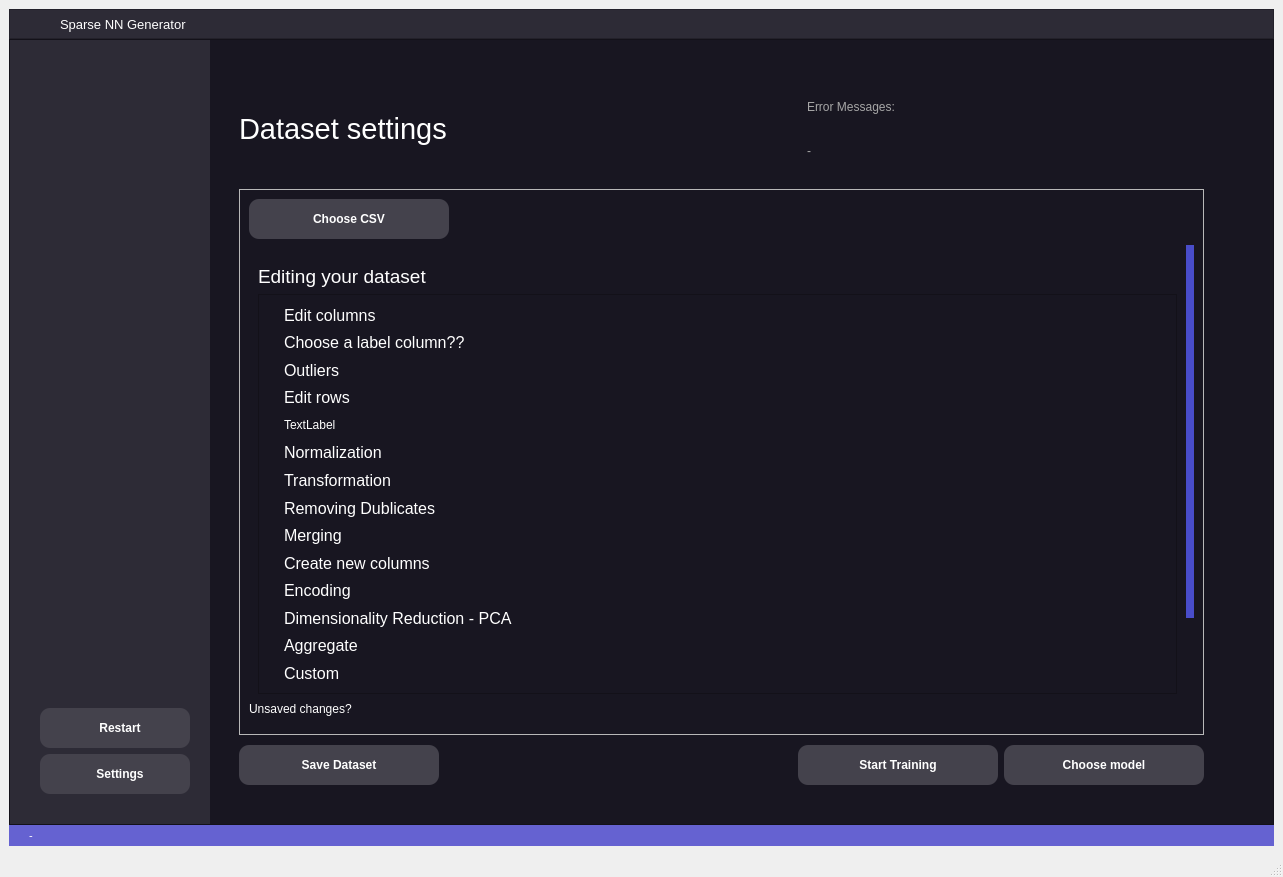
First picture: the form in file.ui, repository saxovia/bsc-thesis, before the edit.
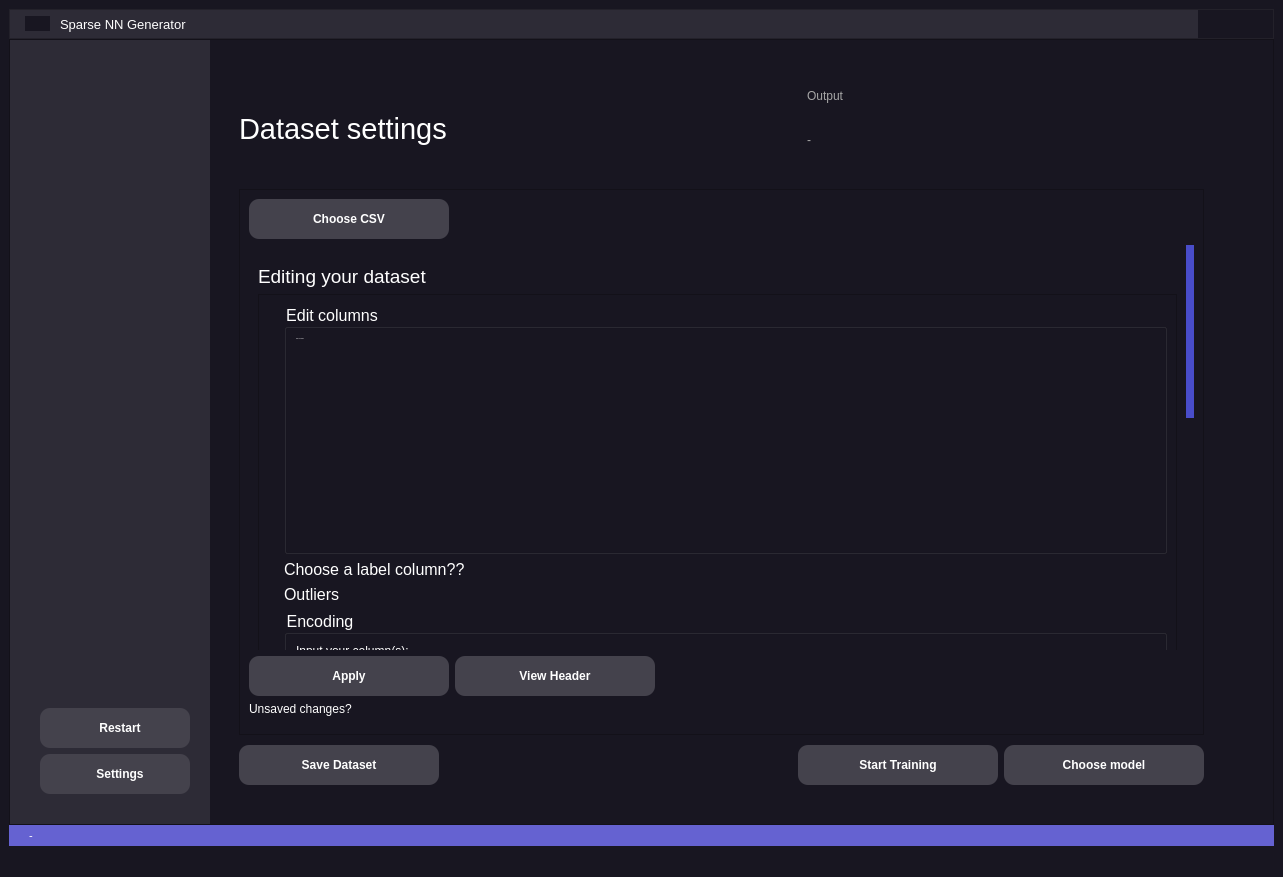
Second picture: the form after the edit. The open tabs and pages were chosen to show the change. Icons and pictures are not drawn.

Commit message: adjust dataset page functions

What changed in the file:
```diff
--- a/file.ui
+++ b/file.ui
@@ -14,10 +14,14 @@
    <string>MainWindow</string>
   </property>
   <property name="autoFillBackground">
-   <bool>true</bool>
+   <bool>false</bool>
   </property>
   <property name="styleSheet">
-   <string notr="true">#title_frame {
+   <string notr="true">QWidget {
+    background-color: #181621;
+}
+
+#title_frame {
 	background-color: #2d2b36;
 }
 
@@ -30,6 +34,7 @@
 	border: none;
 }
 
+
 QScrollBar:vertical {
 	background-color: #121212;
 	width: 8px;
@@ -59,7 +64,8 @@
 }
 
 QLabel {
-	color: #fff
+	color: #fff;
+	background-color: transparent;
 }
 
 
@@ -140,7 +146,7 @@
 	padding: 100px;
 	border-radius: 10px;
 	border-style: solid;
-	border-width: 40px;
+	border-width: 20px;
 	border-color: black;
 }
 
@@ -156,7 +162,20 @@
 
 QMessageBox QPushButton:hover {
 	background-color: #6562d1;
-}</string>
+}
+
+QGroupBox{
+color: #fff; 
+border-color: transparent; 
+border-width: 0px;
+font-size: 16px;
+}
+QTextEdit, QPlainTextEdit{
+color: #fff;
+background-color: #181621;
+border: none;
+}
+</string>
   </property>
   <widget class="QWidget" name="centralwidget">
    <layout class="QGridLayout" name="gridLayout">
@@ -211,7 +230,7 @@
              <bool>false</bool>
             </property>
             <property name="currentIndex">
-             <number>0</number>
+             <number>1</number>
             </property>
             <widget class="QWidget" name="home_page">
              <layout class="QGridLayout" name="gridLayout_7">
@@ -240,14 +259,16 @@
                    </property>
                    <property name="font">
                     <font>
-                     <pointsize>10</pointsize>
+                     <pointsize>12</pointsize>
                     </font>
                    </property>
                    <property name="styleSheet">
-                    <string notr="true">color: rgb(217, 217, 217)</string>
+                    <string notr="true">color: rgb(160, 160, 160)</string>
                    </property>
                    <property name="text">
-                    <string>Today when I walked into my economics class I saw something I dread every time I close my eyes. Someone had brought their new gaming laptop to class. The Forklift he used to bring it was still running idle at the back. I started sweating as I sat down and gazed over at the 700lb beast that was his laptop. He had already reinforced his desk with steel support beams and was in the process of finding an outlet for a power cable thicker than Amy Schumer's thigh. I start shaking. I keep telling myself I'm going to be alright and that there's nothing to worry about. He somehow finds a fucking outlet. Tears are running down my cheeks as I send my last texts to my family saying I love them. The teacher starts the lecture, and the student turns his laptop on. The colored lights on his RGB Backlit keyboard flare to life like a nuclear flash, and a deep humming fills my ears and shakes my very soul. The entire city power grid goes dark. The classroom begins to shake as the massive fans begin to spin. In mere seconds my world has gone from vibrant life, to a dark, earth shattering void where my body is getting torn apart by the 150mph gale force winds and the 500 decibel groan of the cooling fans. As my body finally surrenders, I weep, as my school and my city go under. I fucking hate gaming laptops.</string>
+                    <string>Welcome!
+
+Get started by either importing a dataset or choosing a model and adjust its parameters, or import previously trained models and view its existing results.</string>
                    </property>
                    <property name="textFormat">
                     <enum>Qt::PlainText</enum>
@@ -268,7 +289,7 @@
                     </font>
                    </property>
                    <property name="text">
-                    <string>I fucking hate gaming laptops.</string>
+                    <string>Sparse Neural Network Generator</string>
                    </property>
                   </widget>
                  </item>
@@ -348,7 +369,7 @@
                </spacer>
               </item>
               <item row="2" column="5">
-               <widget class="QPushButton" name="pushButton_4">
+               <widget class="QPushButton" name="datatset_choose_model_button">
                 <property name="text">
                  <string>Choose model</string>
                 </property>
@@ -376,14 +397,14 @@
                  <enum>QFrame::Raised</enum>
                 </property>
                 <layout class="QGridLayout" name="gridLayout_10">
-                 <item row="3" column="0">
+                 <item row="4" column="0">
                   <widget class="QLabel" name="dataset_unsaved_label">
                    <property name="text">
                     <string>Unsaved changes?</string>
                    </property>
                   </widget>
                  </item>
-                 <item row="0" column="1">
+                 <item row="0" column="2">
                   <widget class="QLabel" name="dataset_filepath_label">
                    <property name="styleSheet">
                     <string notr="true">color: rgb(166, 166, 166)</string>
@@ -393,7 +414,29 @@
                    </property>
                   </widget>
                  </item>
-                 <item row="2" column="0" colspan="2">
+                 <item row="3" column="0">
+                  <widget class="QPushButton" name="dataset_apply_button">
+                   <property name="enabled">
+                    <bool>true</bool>
+                   </property>
+                   <property name="minimumSize">
+                    <size>
+                     <width>200</width>
+                     <height>40</height>
+                    </size>
+                   </property>
+                   <property name="maximumSize">
+                    <size>
+                     <width>200</width>
+                     <height>40</height>
+                    </size>
+                   </property>
+                   <property name="text">
+                    <string>Apply</string>
+                   </property>
+                  </widget>
+                 </item>
+                 <item row="2" column="0" colspan="3">
                   <widget class="QScrollArea" name="scrollArea">
                    <property name="widgetResizable">
                     <bool>true</bool>
@@ -402,9 +445,9 @@
                     <property name="geometry">
                      <rect>
                       <x>0</x>
-                      <y>0</y>
+                      <y>-293</y>
                       <width>937</width>
-                      <height>551</height>
+                      <height>951</height>
                      </rect>
                     </property>
                     <property name="autoFillBackground">
@@ -437,7 +480,7 @@
                        <property name="minimumSize">
                         <size>
                          <width>0</width>
-                         <height>400</height>
+                         <height>800</height>
                         </size>
                        </property>
                        <property name="frameShape">
@@ -450,7 +493,7 @@
                         <property name="leftMargin">
                          <number>25</number>
                         </property>
-                        <item row="12" column="0">
+                        <item row="15" column="0">
                          <widget class="QLabel" name="label_30">
                           <property name="font">
                            <font>
@@ -462,7 +505,7 @@
                           </property>
                          </widget>
                         </item>
-                        <item row="8" column="0">
+                        <item row="10" column="0">
                          <widget class="QLabel" name="label_26">
                           <property name="font">
                            <font>
@@ -474,7 +517,19 @@
                           </property>
                          </widget>
                         </item>
-                        <item row="2" column="0">
+                        <item row="4" column="0">
+                         <widget class="QLabel" name="label_6">
+                          <property name="font">
+                           <font>
+                            <pointsize>12</pointsize>
+                           </font>
+                          </property>
+                          <property name="text">
+                           <string>Outliers</string>
+                          </property>
+                         </widget>
+                        </item>
+                        <item row="3" column="0">
                          <widget class="QLabel" name="label_7">
                           <property name="font">
                            <font>
@@ -486,7 +541,7 @@
                           </property>
                          </widget>
                         </item>
-                        <item row="13" column="0">
+                        <item row="16" column="0">
                          <widget class="QLabel" name="label">
                           <property name="font">
                            <font>
@@ -498,7 +553,7 @@
                           </property>
                          </widget>
                         </item>
-                        <item row="6" column="0">
+                        <item row="8" column="0">
                          <widget class="QLabel" name="label_24">
                           <property name="font">
                            <font>
@@ -510,7 +565,7 @@
                           </property>
                          </widget>
                         </item>
-                        <item row="9" column="0">
+                        <item row="11" column="0">
                          <widget class="QLabel" name="label_27">
                           <property name="font">
                            <font>
@@ -522,7 +577,7 @@
                           </property>
                          </widget>
                         </item>
-                        <item row="14" column="0">
+                        <item row="17" column="0">
                          <widget class="QLabel" name="label_5">
                           <property name="font">
                            <font>
@@ -534,19 +589,7 @@
                           </property>
                          </widget>
                         </item>
-                        <item row="1" column="0">
-                         <widget class="QLabel" name="label_22">
-                          <property name="font">
-                           <font>
-                            <pointsize>12</pointsize>
-                           </font>
-                          </property>
-                          <property name="text">
-                           <string>Edit columns</string>
-                          </property>
-                         </widget>
-                        </item>
-                        <item row="4" column="0">
+                        <item row="6" column="0">
                          <widget class="QLabel" name="label_23">
                           <property name="font">
                            <font>
@@ -558,14 +601,14 @@
                           </property>
                          </widget>
                         </item>
-                        <item row="5" column="0">
+                        <item row="7" column="0">
                          <widget class="QLabel" name="label_8">
                           <property name="text">
                            <string>TextLabel</string>
                           </property>
                          </widget>
                         </item>
-                        <item row="7" column="0">
+                        <item row="9" column="0">
                          <widget class="QLabel" name="label_25">
                           <property name="font">
                            <font>
@@ -577,7 +620,40 @@
                           </property>
                          </widget>
                         </item>
-                        <item row="11" column="0">
+                        <item row="2" column="0">
+                         <widget class="QGroupBox" name="groupBox">
+                          <property name="minimumSize">
+                           <size>
+                            <width>0</width>
+                            <height>250</height>
+                           </size>
+                          </property>
+                          <property name="font">
+                           <font>
+                            <pointsize>-1</pointsize>
+                           </font>
+                          </property>
+                          <property name="styleSheet">
+                           <string notr="true"/>
+                          </property>
+                          <property name="title">
+                           <string>Edit columns</string>
+                          </property>
+                          <layout class="QVBoxLayout" name="verticalLayout_4">
+                           <item>
+                            <widget class="QLabel" name="label_13">
+                             <property name="text">
+                              <string>Input your column:</string>
+                             </property>
+                            </widget>
+                           </item>
+                           <item>
+                            <widget class="QTextEdit" name="textEdit"/>
+                           </item>
+                          </layout>
+                         </widget>
+                        </item>
+                        <item row="14" column="0">
                          <widget class="QLabel" name="label_29">
                           <property name="font">
                            <font>
@@ -589,7 +665,7 @@
                           </property>
                          </widget>
                         </item>
-                        <item row="10" column="0">
+                        <item row="12" column="0">
                          <widget class="QLabel" name="label_28">
                           <property name="font">
                            <font>
@@ -601,16 +677,63 @@
                           </property>
                          </widget>
                         </item>
-                        <item row="3" column="0">
-                         <widget class="QLabel" name="label_6">
-                          <property name="font">
-                           <font>
-                            <pointsize>12</pointsize>
-                           </font>
+                        <item row="5" column="0">
+                         <widget class="QGroupBox" name="groupBox_2">
+                          <property name="minimumSize">
+                           <size>
+                            <width>0</width>
+                            <height>100</height>
+                           </size>
                           </property>
-                          <property name="text">
-                           <string>Outliers</string>
+                          <property name="title">
+                           <string>Encoding</string>
                           </property>
+                          <layout class="QVBoxLayout" name="verticalLayout_5">
+                           <item>
+                            <widget class="QLabel" name="label_14">
+                             <property name="text">
+                              <string>Input your column(s):</string>
+                             </property>
+                            </widget>
+                           </item>
+                           <item>
+                            <widget class="QTextEdit" name="encoding_input">
+                             <property name="html">
+                              <string>&lt;!DOCTYPE HTML PUBLIC &quot;-//W3C//DTD HTML 4.0//EN&quot; &quot;http://www.w3.org/TR/REC-html40/strict.dtd&quot;&gt;
+&lt;html&gt;&lt;head&gt;&lt;meta name=&quot;qrichtext&quot; content=&quot;1&quot; /&gt;&lt;meta charset=&quot;utf-8&quot; /&gt;&lt;style type=&quot;text/css&quot;&gt;
+p, li { white-space: pre-wrap; }
+hr { height: 1px; border-width: 0; }
+li.unchecked::marker { content: &quot;\2610&quot;; }
+li.checked::marker { content: &quot;\2612&quot;; }
+&lt;/style&gt;&lt;/head&gt;&lt;body style=&quot; font-family:'Segoe UI'; font-size:9pt; font-weight:400; font-style:normal;&quot;&gt;
+&lt;p style=&quot;-qt-paragraph-type:empty; margin-top:0px; margin-bottom:0px; margin-left:0px; margin-right:0px; -qt-block-indent:0; text-indent:0px;&quot;&gt;&lt;br /&gt;&lt;/p&gt;&lt;/body&gt;&lt;/html&gt;</string>
+                             </property>
+                             <property name="placeholderText">
+                              <string>Seperate columns with ',' e.g.: 'name, age'</string>
+                             </property>
+                            </widget>
+                           </item>
+                           <item>
+                            <widget class="QComboBox" name="comboBox">
+                             <property name="styleSheet">
+                              <string notr="true">color: #fff;</string>
+                             </property>
+                             <property name="editable">
+                              <bool>false</bool>
+                             </property>
+                             <item>
+                              <property name="text">
+                               <string>One-Hot Encoding</string>
+                              </property>
+                             </item>
+                             <item>
+                              <property name="text">
+                               <string>Label Encoding</string>
+                              </property>
+                             </item>
+                            </widget>
+                           </item>
+                          </layout>
                          </widget>
                         </item>
                        </layout>
@@ -641,7 +764,7 @@
                    </widget>
                   </widget>
                  </item>
-                 <item row="4" column="0">
+                 <item row="6" column="0">
                   <widget class="Line" name="line">
                    <property name="styleSheet">
                     <string notr="true">color: transparent; border:none;</string>
@@ -664,6 +787,13 @@
                    </property>
                   </widget>
                  </item>
+                 <item row="3" column="1">
+                  <widget class="QPushButton" name="view_header_button">
+                   <property name="text">
+                    <string>View Header</string>
+                   </property>
+                  </widget>
+                 </item>
                 </layout>
                </widget>
               </item>
@@ -693,7 +823,7 @@
                </widget>
               </item>
               <item row="2" column="4">
-               <widget class="QPushButton" name="pushButton_2">
+               <widget class="QPushButton" name="dataset_start_training_button">
                 <property name="text">
                  <string>Start Training</string>
                 </property>
@@ -720,12 +850,24 @@
               </item>
               <item row="0" column="4" colspan="2">
                <widget class="QScrollArea" name="dataset_error_scroll_area">
+                <property name="minimumSize">
+                 <size>
+                  <width>300</width>
+                  <height>0</height>
+                 </size>
+                </property>
                 <property name="maximumSize">
                  <size>
-                  <width>16777215</width>
+                  <width>1200</width>
                   <height>100</height>
                  </size>
                 </property>
+                <property name="sizeIncrement">
+                 <size>
+                  <width>0</width>
+                  <height>0</height>
+                 </size>
+                </property>
                 <property name="widgetResizable">
                  <bool>true</bool>
                 </property>
@@ -735,17 +877,23 @@
                    <x>0</x>
                    <y>0</y>
                    <width>406</width>
-                   <height>100</height>
+                   <height>96</height>
                   </rect>
                  </property>
                  <layout class="QVBoxLayout" name="verticalLayout_3">
                   <item>
                    <widget class="QLabel" name="dataset_errors_title_label">
+                    <property name="maximumSize">
+                     <size>
+                      <width>16777215</width>
+                      <height>15</height>
+                     </size>
+                    </property>
                     <property name="styleSheet">
                      <string notr="true">color: rgb(166, 166, 166)</string>
                     </property>
                     <property name="text">
-                     <string>Error Messages:</string>
+                     <string>Output</string>
                     </property>
                    </widget>
                   </item>
```
The commit also changes 2 other files.
